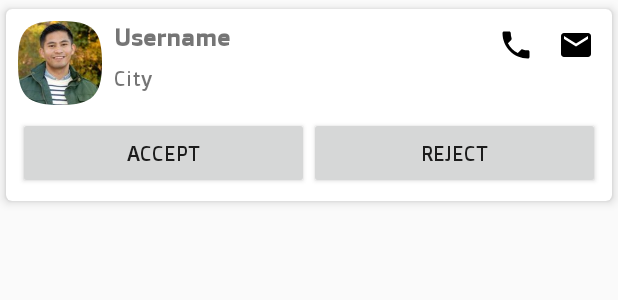
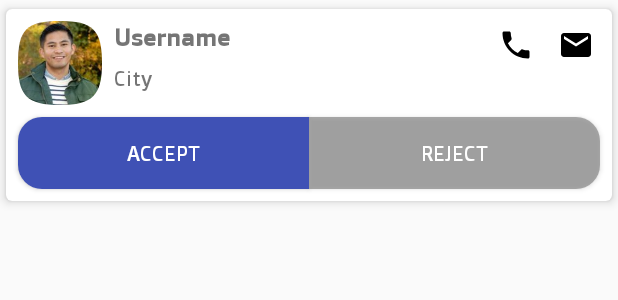
Before and after one commit to DroidLove/MatchesCard, an Android app: the layout item_matches_profile.xml on its own in the app's theme, with its tools: preview values and no code run, on a phone screen of 412 x 824 dp. Shown: the top 300 px of the screen. Run offline under Robolectric (Android 15) with nearby library versions, the phone set to English and light mode, and no system bars; network calls fail.

Commit message:
Listing UI tweaks

```diff
--- a/app/src/main/java/inc/yoman/matchescard/ui/adapter/MatchesProfileAdapter.kt
+++ b/app/src/main/java/inc/yoman/matchescard/ui/adapter/MatchesProfileAdapter.kt
@@ -29,7 +29,8 @@ class MatchesProfileAdapter(activity: Activity, data: List<MatchesProfileModel>)
     class MatchesProfileViewHolder(itemView: View) : RecyclerView.ViewHolder(itemView) {
         fun bind(activity: Activity, item: MatchesProfileModel) = with(itemView) {
 
-            var userDetails: String  = (item.name.title).capitalize() + " " + (item.name.first).capitalize() + " " + (item.name.last).capitalize()
+            var userDetails: String  = (item.name.title).capitalize() + " " + (item.name.first).capitalize() + " " + (item.name.last).capitalize() + ", "
+//            + AppUtils.calculateUserAge(item.dob)
 
             itemView.textView_user_details.text = userDetails
             itemView.textView_address.text = (item.location.city).capitalize() + ", " + (item.location.state).capitalize()
--- /dev/null
+++ b/app/src/main/res/drawable/rounded_pressed.xml
@@ -0,0 +1,5 @@
+<shape xmlns:android="http://schemas.android.com/apk/res/android" android:shape="rectangle">
+    <stroke android:width="1dp" android:color="#FF404040" />
+    <corners android:radius="6dp" />
+    <gradient android:startColor="#FF6800" android:centerColor="#FF8000" android:endColor="#FF9700" android:angle="90" />
+</shape>
--- /dev/null
+++ b/app/src/main/res/drawable/rounded_unpressed.xml
@@ -0,0 +1,5 @@
+<shape xmlns:android="http://schemas.android.com/apk/res/android" android:shape="rectangle">
+    <stroke android:width="1dp" android:color="#FF404040" />
+    <corners android:radius="6dp" />
+    <gradient android:startColor="#ff004d" android:centerColor="#ff3370" android:endColor="#ff5e8e" android:angle="90" />
+</shape>
--- /dev/null
+++ b/app/src/main/res/drawable/shape_incoming_message.xml
@@ -0,0 +1,12 @@
+<shape xmlns:android="http://schemas.android.com/apk/res/android"
+    android:shape="rectangle">
+
+    <corners
+        android:bottomLeftRadius="0dp"
+        android:bottomRightRadius="@dimen/dimen_16"
+        android:topLeftRadius="0dp"
+        android:topRightRadius="@dimen/dimen_16" />
+
+    <solid android:color="@color/ivory_dark" />
+
+</shape>
--- /dev/null
+++ b/app/src/main/res/drawable/shape_outcoming_message.xml
@@ -0,0 +1,12 @@
+<shape xmlns:android="http://schemas.android.com/apk/res/android"
+    android:shape="rectangle">
+
+    <corners
+        android:bottomLeftRadius="@dimen/dimen_16"
+        android:bottomRightRadius="0dp"
+        android:topLeftRadius="@dimen/dimen_16"
+        android:topRightRadius="0dp" />
+
+    <solid android:color="@color/colorPrimary" />
+
+</shape>
--- a/app/src/main/res/layout/activity_main.xml
+++ b/app/src/main/res/layout/activity_main.xml
@@ -2,6 +2,7 @@
 <RelativeLayout xmlns:android="http://schemas.android.com/apk/res/android"
     xmlns:tools="http://schemas.android.com/tools"
     android:layout_width="match_parent"
+    android:background="@drawable/listing_bg"
     android:layout_height="match_parent"
     tools:context=".ui.activity.MainActivity">
 
--- a/app/src/main/res/layout/item_matches_profile.xml
+++ b/app/src/main/res/layout/item_matches_profile.xml
@@ -2,8 +2,7 @@
 <android.support.v7.widget.CardView
         xmlns:android="http://schemas.android.com/apk/res/android"
         xmlns:app="http://schemas.android.com/apk/res-auto"
-    xmlns:tools="http://schemas.android.com/tools"
-    style="@style/CardViewStyle_Normal"
+        style="@style/CardViewStyle_Normal"
         android:layout_width="match_parent"
         android:layout_height="wrap_content"
         android:padding="@dimen/dimen_16"
@@ -58,7 +57,9 @@
             android:layout_marginStart="8dp"
             android:layout_marginTop="8dp"
             android:fontFamily="@font/doppio_one"
+            android:background="@drawable/shape_outcoming_message"
             android:text="Accept"
+            android:textColor="@color/white"
             app:layout_constraintBottom_toBottomOf="parent"
             app:layout_constraintEnd_toStartOf="@+id/button2"
             app:layout_constraintHorizontal_bias="0.5"
@@ -76,6 +77,8 @@
             android:layout_marginRight="8dp"
             android:text="Reject"
             android:fontFamily="@font/doppio_one"
+            android:textColor="@color/white"
+            android:background="@drawable/shape_incoming_message"
             app:layout_constraintBottom_toBottomOf="parent"
             app:layout_constraintEnd_toEndOf="parent"
             app:layout_constraintHorizontal_bias="0.5"
@@ -101,6 +104,7 @@
             android:layout_height="wrap_content"
             android:layout_marginEnd="8dp"
             android:layout_marginRight="8dp"
+            android:foreground="?android:attr/selectableItemBackground"
             android:padding="@dimen/dimen_4"
             app:layout_constraintEnd_toEndOf="parent"
             app:layout_constraintTop_toTopOf="@+id/textView_user_details"
--- a/app/src/main/res/values/colors.xml
+++ b/app/src/main/res/values/colors.xml
@@ -5,4 +5,5 @@
     <color name="colorAccent">#FF4081</color>
 
     <color name="white">#FFFFFF</color>
+    <color name="ivory_dark">#ae858585</color>
 </resources>
--- a/app/src/main/res/values/styles.xml
+++ b/app/src/main/res/values/styles.xml
@@ -9,8 +9,6 @@
     </style>
 
     <style name="CardViewStyle_Normal" parent="CardView">
-        <item name="android:clickable">true</item>
-        <item name="android:focusable">true</item>
         <item name="cardCornerRadius">@dimen/card_corner_radius</item>
         <item name="cardElevation">@dimen/card_elevation</item>
         <item name="cardPreventCornerOverlap">false</item>
```
Also changed, not shown: app/src/main/java/inc/yoman/matchescard/utils/AppUtils.kt (+38 -2 lines), app/src/main/res/drawable/button_background.xml (added, +14 -0 lines), app/src/main/res/drawable/listing_bg.jpg (added).
